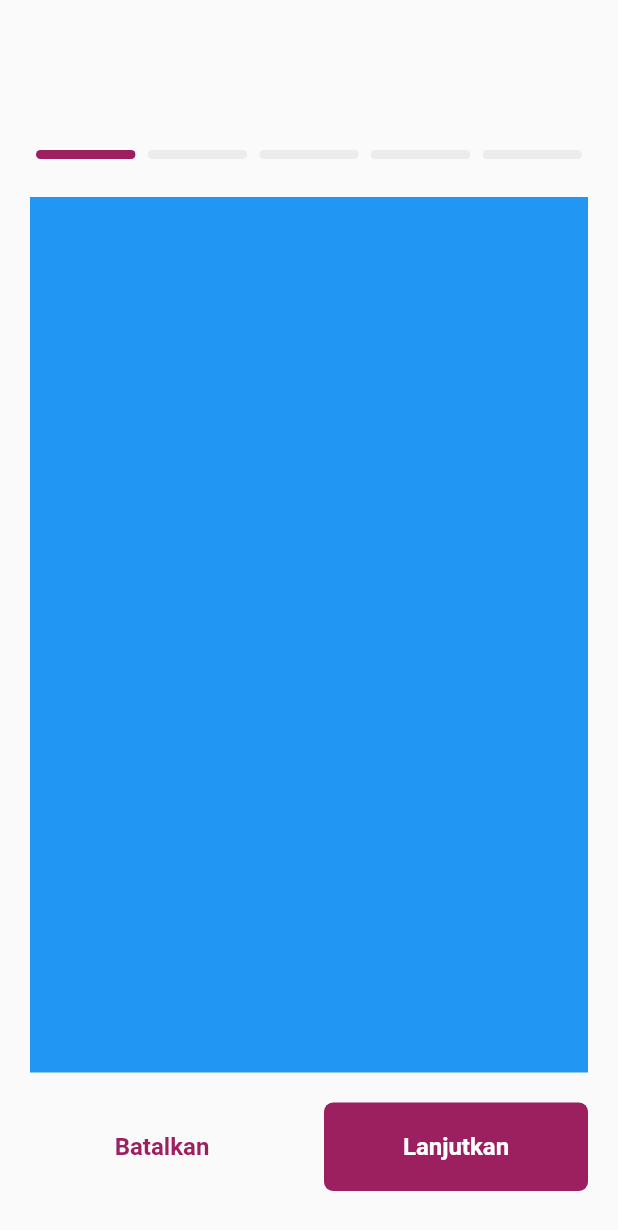
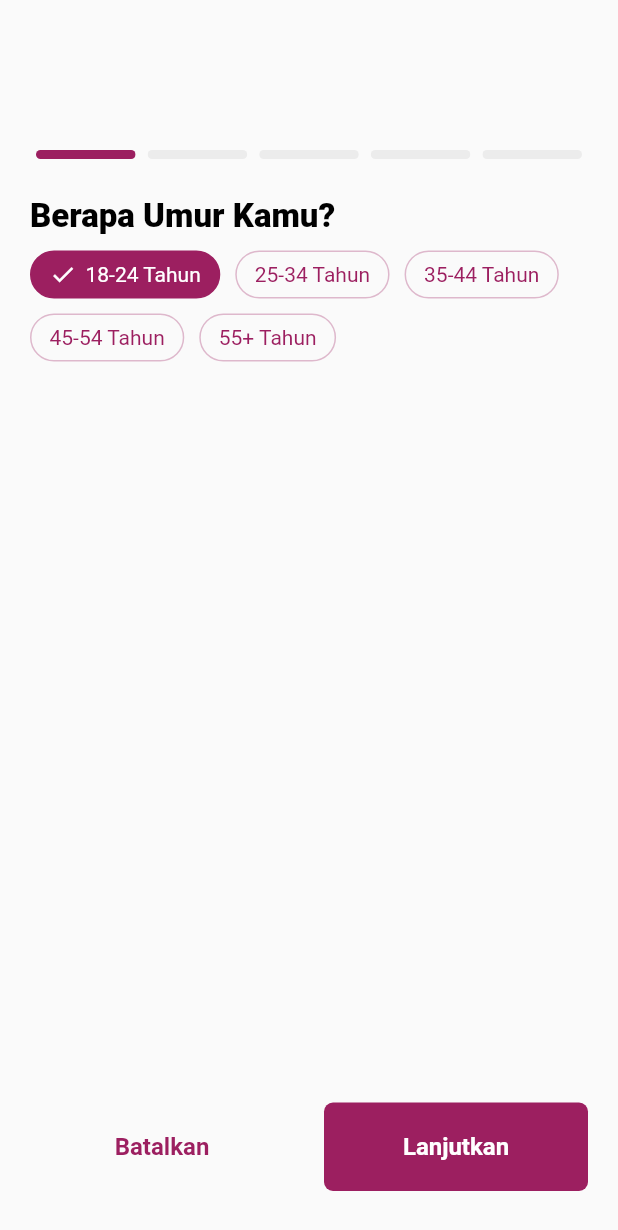
Before and after one commit to flowlite/Skincare-Consult-Flutter, a Flutter app: the SkinAnalyzeSurveyPage screen opened by its route, on a phone screen of 412 x 824 dp. Shown: the top 1230 px of the screen. Run offline on Flutter 3.47's test engine with Material 2 defaults, Android fonts, the phone set to English and light mode, and no system bars; drawn by our look-alikes of step_progress_indicator; our stand-ins replace chips_choice_null_safety, shared_preferences; accounts and stored records are empty.

Commit message:
User age and skin condition surveys in analyze survey page

```diff
--- a/lib/constants.dart
+++ b/lib/constants.dart
@@ -6,4 +6,10 @@ class Constants {
   static const String loggedEmail = "loggedEmail";
 
   static const String password = "password";
+
+  // static const String ageRange18_24 = "18-24";
+  // static const String ageRange25_34 = "25-34";
+  // static const String ageRange35_44 = "35-44";
+  // static const String ageRange45_54 = "45-54";
+  // static const String ageRange55_over = "55+";
 }
--- a/lib/pages/skinAnalyzeSurvey/skin_analyze_survey_page.dart
+++ b/lib/pages/skinAnalyzeSurvey/skin_analyze_survey_page.dart
@@ -1,6 +1,7 @@
 import 'package:flutter/material.dart';
 import 'package:skincare_consult_codetest_flutter/constants.dart';
 import 'package:step_progress_indicator/step_progress_indicator.dart';
+import 'package:chips_choice_null_safety/chips_choice_null_safety.dart';
 
 class SkinAnalyzeSurveyPage extends StatefulWidget {
   const SkinAnalyzeSurveyPage({Key? key}) : super(key: key);
@@ -14,6 +15,24 @@ class _SkinAnalyzeSurveyPageState extends State<SkinAnalyzeSurveyPage> {
   int _currentPage = 1;
   PageController _pageController = PageController();
   ScrollPhysics? _pageScrollPhysics = NeverScrollableScrollPhysics();
+
+  int _ageRangeIndex = 0;
+  List<String> _ageRangeSurveyChoicesList = [
+    '18-24 Tahun',
+    '25-34 Tahun',
+    '35-44 Tahun',
+    '45-54 Tahun',
+    '55+ Tahun',
+  ];
+
+  int _skinConditionIndex = 0;
+  List<String> __skinConditionSurveyChoicesList = [
+    'Normal',
+    'Kering',
+    'Berminyak',
+    'Sensitif',
+    'Kombinasi',
+  ];
 
   @override
   void dispose() {
@@ -66,11 +85,16 @@ class _SkinAnalyzeSurveyPageState extends State<SkinAnalyzeSurveyPage> {
                   });
                 },
                 children: [
-                  Container(color: Colors.blue),
-                  Container(color: Colors.red),
-                  Container(color: Colors.green),
-                  Container(color: Colors.yellow),
-                  Container(color: Colors.black),
+                  _ageSurveyPageWidget(),
+
+                  _skinProblemSurveyPageWidget(),
+
+                  _skinProblemSurveyPageWidget(),
+
+                  /// placeholder
+                  Container(color: Colors.white),
+                  Container(color: Colors.white),
+                  // Container(color: Colors.white),
                 ],
               ),
             ),
@@ -99,6 +123,114 @@ class _SkinAnalyzeSurveyPageState extends State<SkinAnalyzeSurveyPage> {
   void _onImagePickButtonClick(){
     // _pageController.nextPage(duration: Duration(milliseconds: 300), curve: Curves.easeOut);
   }
+
+  /// PAGE VIEW CHILDS WIDGETS
+  Widget _ageSurveyPageWidget(){
+    return Container(
+      child: Column(
+        mainAxisAlignment: MainAxisAlignment.start,
+        crossAxisAlignment: CrossAxisAlignment.start,
+        mainAxisSize: MainAxisSize.min,
+        children: [
+          Text(
+            "Berapa Umur Kamu?",
+            style: TextStyle(
+              color: Colors.black,
+              fontSize: 22.0,
+              fontWeight: FontWeight.w800,
+            ),
+          ),
+
+          Container(
+            margin: EdgeInsets.only(top: 10.0),
+            child: ChipsChoice<int>.single(
+              padding: EdgeInsets.zero,
+              wrapped: true,
+              value: _ageRangeIndex,
+              onChanged: (val) {
+                setState(() {
+                  _ageRangeIndex = val;
+                });
+                _onNextButtonClick();
+              },
+              choiceItems: C2Choice.listFrom<int, String>(
+                source: _ageRangeSurveyChoicesList,
+                value: (index, value) => index,
+                label: (index, value) => value,
+              ),
+              choiceActiveStyle: C2ChoiceStyle(
+                color: Colors.white,
+                backgroundColor: Color(Constants.colorPrimary),
+                borderColor: Color(Constants.colorPrimary),
+                borderRadius: BorderRadius.all(Radius.circular(25)),
+              ),
+              choiceStyle: C2ChoiceStyle(
+                color: Color(Constants.colorPrimary),
+                backgroundColor: Colors.transparent,
+                borderShape: RoundedRectangleBorder(
+                    borderRadius: BorderRadius.all(Radius.circular(25)),
+                    side: BorderSide(color: Color(Constants.colorPrimary))),
+              ),
+            ),
+          ),
+        ],
+      ),
+    );
+  }
+
+  Widget _skinProblemSurveyPageWidget(){
+    return Container(
+      child: Column(
+        mainAxisAlignment: MainAxisAlignment.start,
+        crossAxisAlignment: CrossAxisAlignment.start,
+        mainAxisSize: MainAxisSize.min,
+        children: [
+          Text(
+            "Bagaimana kondisi kulit kamu?",
+            style: TextStyle(
+              color: Colors.black,
+              fontSize: 22.0,
+              fontWeight: FontWeight.w800,
+            ),
+          ),
+
+          Container(
+            margin: EdgeInsets.only(top: 10.0),
+            child: ChipsChoice<int>.single(
+              padding: EdgeInsets.zero,
+              wrapped: true,
+              value: _skinConditionIndex,
+              onChanged: (val) {
+                setState(() {
+                  _skinConditionIndex = val;
+                });
+                _onNextButtonClick();
+              },
+              choiceItems: C2Choice.listFrom<int, String>(
+                source: __skinConditionSurveyChoicesList,
+                value: (index, value) => index,
+                label: (index, value) => value,
+              ),
+              choiceActiveStyle: C2ChoiceStyle(
+                color: Colors.white,
+                backgroundColor: Color(Constants.colorPrimary),
+                borderColor: Color(Constants.colorPrimary),
+                borderRadius: BorderRadius.all(Radius.circular(25)),
+              ),
+              choiceStyle: C2ChoiceStyle(
+                color: Color(Constants.colorPrimary),
+                backgroundColor: Colors.transparent,
+                borderShape: RoundedRectangleBorder(
+                    borderRadius: BorderRadius.all(Radius.circular(25)),
+                    side: BorderSide(color: Color(Constants.colorPrimary))),
+              ),
+            ),
+          ),
+        ],
+      ),
+    );
+  }
+
 
   /// WIDGETS LIST
   Widget _actionWidgets(){
--- a/pubspec.yaml
+++ b/pubspec.yaml
@@ -58,6 +58,10 @@ dev_dependencies:
   step_progress_indicator: ^1.0.2
   cached_network_image: # ^3.2.1
   carousel_slider:
+  chips_choice_null_safety: ^2.0.6
+  image_picker: ^0.8.5+3
+
+  flutter_awesome_select: ^6.1.0
 
   # The "flutter_lints" package below contains a set of recommended lints to
   # encourage good coding practices. The lint set provided by the package is
```
Also changed, not shown: pubspec.lock.
